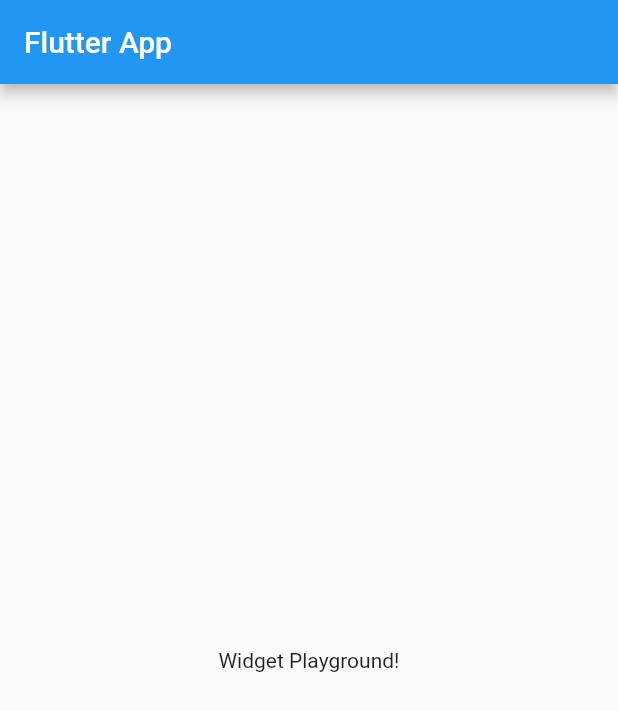
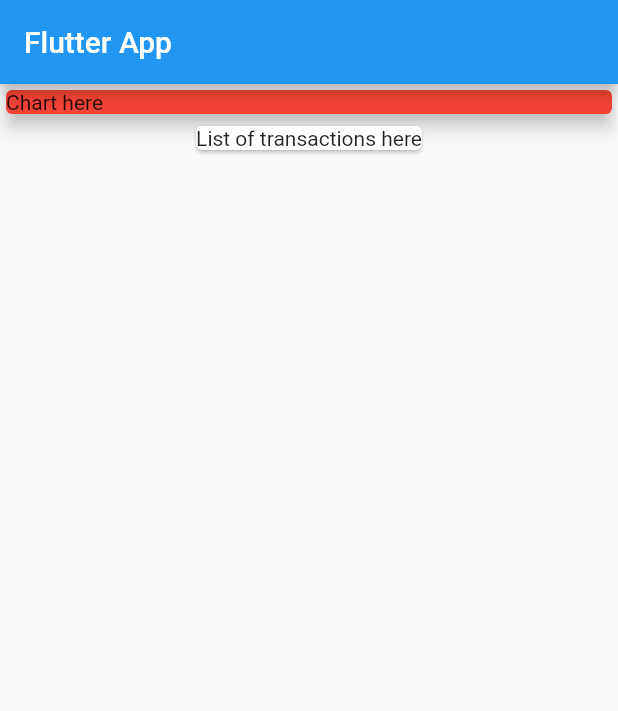
Before and after one commit to Akmalismail/udemy-flutter, a Flutter app: the screen it shows after launch, on a phone screen of 412 x 824 dp. Shown: the top 711 px of the screen. Run offline on Flutter 3.47's test engine with Material 2 defaults, Android fonts, the phone set to English and light mode, and no system bars.

Commit message:
72. Combining Widgets

```diff
--- a/lib/main.dart
+++ b/lib/main.dart
@@ -19,9 +19,19 @@ class MyHomePage extends StatelessWidget {
       appBar: AppBar(
         title: Text('Flutter App'),
       ),
-      body: Center(
-        child: Text('Widget Playground!'),
-      ),
+      body: Column(children: [
+        Container(
+          width: double.infinity,
+          child: Card(
+            color: Colors.red,
+            child: Text('Chart here'),
+            elevation: 5,
+          ),
+        ),
+        Card(
+          child: Text('List of transactions here'),
+        )
+      ]),
     );
   }
 }
```
